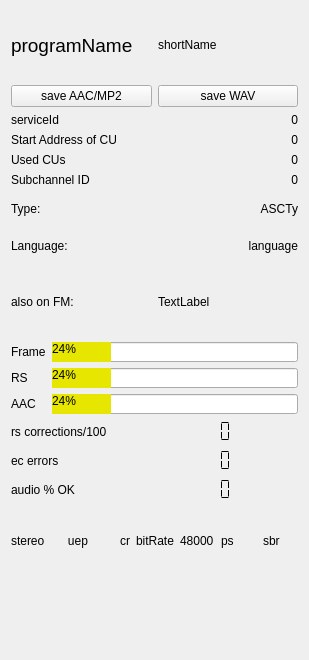
First picture: the form in sources/main/forms-v7/technical_data.ui, repository JvanKatwijk/qt-dab, before the edit.
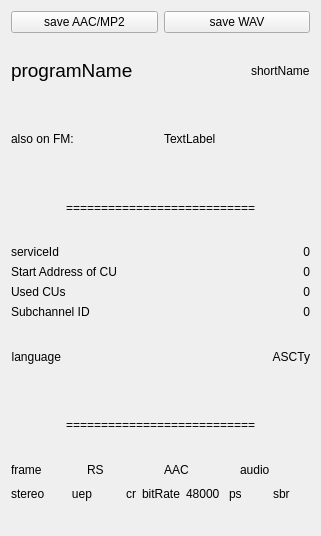
Second picture: the form after the edit. Custom widgets are drawn as their Qt base class.

Commit message: adapted technical window

```diff
--- a/sources/main/forms-v7/technical_data.ui
+++ b/sources/main/forms-v7/technical_data.ui
@@ -6,17 +6,41 @@
    <rect>
     <x>0</x>
     <y>0</y>
-    <width>309</width>
-    <height>660</height>
+    <width>321</width>
+    <height>536</height>
    </rect>
   </property>
   <property name="windowTitle">
    <string>Technical Details</string>
   </property>
-  <layout class="QVBoxLayout" name="verticalLayout">
+  <layout class="QVBoxLayout" name="verticalLayout_2">
    <item>
-    <layout class="QHBoxLayout" name="horizontalLayout_2">
+    <layout class="QHBoxLayout" name="horizontalLayout_6">
      <item>
+      <widget class="smallPushButton" name="framedumpButton">
+       <property name="toolTip">
+        <string>&lt;html&gt;&lt;head/&gt;&lt;body&gt;&lt;p&gt;DAB+ audio services are encoded in an AAC format. &lt;/p&gt;&lt;p&gt;Touching this button will show a menu to store the AAC frames into a file.&lt;/p&gt;&lt;p&gt;As usual, touching the button again will close the output file. Programs like vlc can handle such files.&lt;/p&gt;&lt;/body&gt;&lt;/html&gt;</string>
+       </property>
+       <property name="text">
+        <string>save AAC/MP2</string>
+       </property>
+      </widget>
+     </item>
+     <item>
+      <widget class="smallPushButton" name="audiodumpButton">
+       <property name="toolTip">
+        <string>&lt;html&gt;&lt;head/&gt;&lt;body&gt;&lt;p&gt;The audio output can be saved as a file in uncompressed PCM format. &lt;/p&gt;&lt;p&gt;Touching this button will show a menu to save the PCM data into a file.&lt;/p&gt;&lt;p&gt;The output is a regular &amp;quot;.wav&amp;quot; file which can be handled by many other audio programs.&lt;/p&gt;&lt;/body&gt;&lt;/html&gt;</string>
+       </property>
+       <property name="text">
+        <string>save WAV</string>
+       </property>
+      </widget>
+     </item>
+    </layout>
+   </item>
+   <item>
+    <layout class="QHBoxLayout" name="horizontalLayout_4">
+     <item alignment="Qt::AlignmentFlag::AlignLeft">
       <widget class="QLabel" name="programName">
        <property name="font">
         <font>
@@ -31,7 +55,7 @@
        </property>
       </widget>
      </item>
-     <item>
+     <item alignment="Qt::AlignmentFlag::AlignRight">
       <widget class="QLabel" name="shortnameLabel">
        <property name="text">
         <string>shortName</string>
@@ -41,29 +65,33 @@
     </layout>
    </item>
    <item>
-    <layout class="QHBoxLayout" name="horizontalLayout_4">
+    <layout class="QHBoxLayout" name="horizontalLayout_2">
      <item>
-      <widget class="smallPushButton" name="framedumpButton">
+      <widget class="QLabel" name="fmLabel">
        <property name="toolTip">
         <string>&lt;html&gt;&lt;head/&gt;&lt;body&gt;&lt;p&gt;DAB+ audio services are encoded in an AAC format. &lt;/p&gt;&lt;p&gt;Touching this button will show a menu to store the AAC frames into a file.&lt;/p&gt;&lt;p&gt;As usual, touching the button again will close the output file. Programs like vlc can handle such files.&lt;/p&gt;&lt;/body&gt;&lt;/html&gt;</string>
        </property>
        <property name="text">
-        <string>save AAC/MP2</string>
+        <string>also on FM:</string>
        </property>
       </widget>
      </item>
      <item>
-      <widget class="smallPushButton" name="audiodumpButton">
-       <property name="toolTip">
-        <string>&lt;html&gt;&lt;head/&gt;&lt;body&gt;&lt;p&gt;The audio output can be saved as a file in uncompressed PCM format. &lt;/p&gt;&lt;p&gt;Touching this button will show a menu to save the PCM data into a file.&lt;/p&gt;&lt;p&gt;The output is a regular &amp;quot;.wav&amp;quot; file which can be handled by many other audio programs.&lt;/p&gt;&lt;/body&gt;&lt;/html&gt;</string>
-       </property>
+      <widget class="QLabel" name="fmFrequency">
        <property name="text">
-        <string>save WAV</string>
+        <string>TextLabel</string>
        </property>
       </widget>
      </item>
     </layout>
    </item>
+   <item alignment="Qt::AlignmentFlag::AlignHCenter">
+    <widget class="QLabel" name="label_5">
+     <property name="text">
+      <string>===========================</string>
+     </property>
+    </widget>
+   </item>
    <item>
     <layout class="QFormLayout" name="formLayout_2">
      <item row="0" column="0">
@@ -146,35 +174,8 @@
     </layout>
    </item>
    <item>
-    <layout class="QGridLayout" name="gridLayout_2">
-     <item row="0" column="0">
-      <widget class="QLabel" name="label_8">
-       <property name="text">
-        <string>Type:</string>
-       </property>
-      </widget>
-     </item>
-     <item row="0" column="1">
-      <widget class="QLabel" name="ASCTy">
-       <property name="frameShape">
-        <enum>QFrame::Shape::NoFrame</enum>
-       </property>
-       <property name="text">
-        <string>ASCTy</string>
-       </property>
-       <property name="alignment">
-        <set>Qt::AlignmentFlag::AlignRight|Qt::AlignmentFlag::AlignTrailing|Qt::AlignmentFlag::AlignVCenter</set>
-       </property>
-      </widget>
-     </item>
-     <item row="1" column="0">
-      <widget class="QLabel" name="label_9">
-       <property name="text">
-        <string>Language:</string>
-       </property>
-      </widget>
-     </item>
-     <item row="1" column="1">
+    <layout class="QHBoxLayout" name="horizontalLayout_5">
+     <item alignment="Qt::AlignmentFlag::AlignLeft">
       <widget class="QLabel" name="language">
        <property name="toolTip">
         <string>&lt;html&gt;&lt;head/&gt;&lt;body&gt;&lt;p&gt;Language (defined by provider)&lt;/p&gt;&lt;/body&gt;&lt;/html&gt;</string>
@@ -190,197 +191,72 @@
        </property>
       </widget>
      </item>
+     <item alignment="Qt::AlignmentFlag::AlignRight">
+      <widget class="QLabel" name="ASCTy">
+       <property name="toolTip">
+        <string>&lt;html&gt;&lt;head/&gt;&lt;body&gt;&lt;p&gt;DAB mode, either DAB or DAB+&lt;/p&gt;&lt;/body&gt;&lt;/html&gt;</string>
+       </property>
+       <property name="frameShape">
+        <enum>QFrame::Shape::NoFrame</enum>
+       </property>
+       <property name="text">
+        <string>ASCTy</string>
+       </property>
+       <property name="alignment">
+        <set>Qt::AlignmentFlag::AlignRight|Qt::AlignmentFlag::AlignTrailing|Qt::AlignmentFlag::AlignVCenter</set>
+       </property>
+      </widget>
+     </item>
     </layout>
    </item>
+   <item alignment="Qt::AlignmentFlag::AlignHCenter">
+    <widget class="QLabel" name="label_4">
+     <property name="text">
+      <string>===========================</string>
+     </property>
+    </widget>
+   </item>
+   <item>
+    <layout class="QVBoxLayout" name="verticalLayout">
    <item>
     <layout class="QHBoxLayout" name="horizontalLayout_3">
      <item>
-      <widget class="QLabel" name="fmLabel">
+        <widget class="QLabel" name="frameLabel">
        <property name="toolTip">
         <string>&lt;html&gt;&lt;head/&gt;&lt;body&gt;&lt;p&gt;This DAB service is on FM as well. Feature only used by some DAB services.&lt;/p&gt;&lt;/body&gt;&lt;/html&gt;</string>
        </property>
        <property name="text">
-        <string>also on FM:</string>
+          <string>frame</string>
        </property>
       </widget>
      </item>
      <item>
-      <widget class="QLabel" name="fmFrequency">
-       <property name="text">
-        <string>TextLabel</string>
-       </property>
-      </widget>
-     </item>
-    </layout>
-   </item>
-   <item>
-    <layout class="QGridLayout" name="gridLayout">
-     <item row="2" column="0">
-      <widget class="QLabel" name="aacErrorLabel">
-       <property name="text">
-        <string>AAC</string>
-       </property>
-      </widget>
-     </item>
-     <item row="2" column="2">
-      <widget class="QProgressBar" name="aacError_display">
-       <property name="minimumSize">
-        <size>
-         <width>0</width>
-         <height>0</height>
-        </size>
-       </property>
-       <property name="maximumSize">
-        <size>
-         <width>16777215</width>
-         <height>20</height>
-        </size>
-       </property>
+        <widget class="QLabel" name="rsLabel">
        <property name="toolTip">
-        <string>&lt;html&gt;&lt;head/&gt;&lt;body&gt;&lt;p&gt;Indicator of the success rate of handling the AAC frames in the DAB+ transmissions.&lt;/p&gt;&lt;/body&gt;&lt;/html&gt;</string>
-       </property>
-       <property name="styleSheet">
-        <string notr="true">QProgressBar::chunk { background: #e6e600; }</string>
-       </property>
-       <property name="value">
-        <number>24</number>
-       </property>
-      </widget>
-     </item>
-     <item row="0" column="2">
-      <widget class="QProgressBar" name="frameError_display">
-       <property name="minimumSize">
-        <size>
-         <width>0</width>
-         <height>0</height>
-        </size>
-       </property>
-       <property name="maximumSize">
-        <size>
-         <width>16777215</width>
-         <height>20</height>
-        </size>
-       </property>
-       <property name="toolTip">
-        <string>&lt;html&gt;&lt;head/&gt;&lt;body&gt;&lt;p&gt;Frame errors. Indication of the quality of the DAB+ frame detection. 100 is good.&lt;/p&gt;&lt;/body&gt;&lt;/html&gt;</string>
-       </property>
-       <property name="styleSheet">
-        <string notr="true">QProgressBar::chunk { background: #e6e600; }</string>
-       </property>
-       <property name="value">
-        <number>24</number>
-       </property>
-      </widget>
-     </item>
-     <item row="0" column="0" colspan="2">
-      <widget class="QLabel" name="frameErrorLabel">
-       <property name="text">
-        <string>Frame</string>
-       </property>
-      </widget>
-     </item>
-     <item row="1" column="2">
-      <widget class="QProgressBar" name="rsError_display">
-       <property name="minimumSize">
-        <size>
-         <width>0</width>
-         <height>0</height>
-        </size>
-       </property>
-       <property name="maximumSize">
-        <size>
-         <width>16777215</width>
-         <height>20</height>
-        </size>
-       </property>
-       <property name="toolTip">
-        <string>&lt;html&gt;&lt;head/&gt;&lt;body&gt;&lt;p&gt;Quality of the DAB+ frames. &lt;/p&gt;&lt;p&gt;Indicator for the amount of times meaning the frames contain more errors than the Reed Solomon correction can correct. &lt;/p&gt;&lt;p&gt;100 is good.&lt;/p&gt;&lt;/body&gt;&lt;/html&gt;</string>
-       </property>
-       <property name="styleSheet">
-        <string notr="true">QProgressBar::chunk { background: #e6e600; }</string>
-       </property>
-       <property name="value">
-        <number>24</number>
-       </property>
-      </widget>
-     </item>
-     <item row="1" column="0" colspan="2">
-      <widget class="QLabel" name="rsErrorLabel">
+          <string>&lt;html&gt;&lt;head/&gt;&lt;body&gt;&lt;p&gt;RS turns green if (most of the) RS error decoding succeeds. The RS decoding takes place on the input frames, and outputs the AAC frames for further decoding.&lt;/p&gt;&lt;/body&gt;&lt;/html&gt;</string>
+         </property>
        <property name="text">
         <string>RS</string>
        </property>
       </widget>
      </item>
-    </layout>
-   </item>
    <item>
-    <layout class="QFormLayout" name="formLayout">
-     <item row="0" column="0">
-      <widget class="QLabel" name="label_4">
+        <widget class="QLabel" name="aacLabel">
        <property name="toolTip">
         <string>&lt;html&gt;&lt;head/&gt;&lt;body&gt;&lt;p&gt;The average number of corrections by the Reed Solomon procedure. The RS procesure is able to fix up to 5 erroneous bytes in a segment of 110 bytes.&lt;/p&gt;&lt;p&gt;The number tells how many errors were fiixed per 100 frames&lt;/p&gt;&lt;/body&gt;&lt;/html&gt;</string>
        </property>
        <property name="text">
-        <string>rs corrections/100</string>
+          <string>AAC</string>
        </property>
       </widget>
      </item>
-     <item row="0" column="1">
-      <widget class="QLCDNumber" name="rsCorrections">
+       <item>
+        <widget class="QLabel" name="audioLabel_text">
        <property name="toolTip">
-        <string>The number of corrections made by the reed-solomon algorithm over 10 DAB+ frames (so the number does not relate to the classic DAB/MP2 frames)</string>
-       </property>
-       <property name="frameShape">
-        <enum>QFrame::Shape::NoFrame</enum>
-       </property>
-       <property name="segmentStyle">
-        <enum>QLCDNumber::SegmentStyle::Flat</enum>
-       </property>
-      </widget>
-     </item>
-     <item row="1" column="0">
-      <widget class="QLabel" name="label_11">
-       <property name="toolTip">
-        <string>&lt;html&gt;&lt;head/&gt;&lt;body&gt;&lt;p&gt;The RS procedure will try to fix errors. However, if the parity bits are erroneous then there might be a problem. That is why - after the RS procedure a CRC check is performed on the data. The number of remaining errors is sjpwn here&lt;/p&gt;&lt;/body&gt;&lt;/html&gt;</string>
-       </property>
+          <string>&lt;html&gt;&lt;head/&gt;&lt;body&gt;&lt;p&gt;Indicator telling - if green - that audio is send to the soundcard&lt;/p&gt;&lt;/body&gt;&lt;/html&gt;</string>
+         </property>
        <property name="text">
-        <string>ec errors </string>
-       </property>
-      </widget>
-     </item>
-     <item row="1" column="1">
-      <widget class="QLCDNumber" name="ecCorrections">
-       <property name="toolTip">
-        <string>&lt;html&gt;&lt;head/&gt;&lt;body&gt;&lt;p&gt;RS decoding/recovery uses parity bits. If, however, a parity bit is faulty, recovery of errors may lead to introducing errors. The crc check following the recovery should reveal that.&lt;/p&gt;&lt;/body&gt;&lt;/html&gt;</string>
-       </property>
-       <property name="frameShape">
-        <enum>QFrame::Shape::NoFrame</enum>
-       </property>
-       <property name="segmentStyle">
-        <enum>QLCDNumber::SegmentStyle::Flat</enum>
-       </property>
-      </widget>
-     </item>
-     <item row="2" column="0">
-      <widget class="QLabel" name="missedLabel">
-       <property name="toolTip">
-        <string>&lt;html&gt;&lt;head/&gt;&lt;body&gt;&lt;p&gt;The output hanfler expects 48000 two channel samples per second. If - for whatever reason - the amount actually delivered is less, the missing samples will be compensated for by NULL samples, and the percentage will be lower than 100&lt;/p&gt;&lt;/body&gt;&lt;/html&gt;</string>
-       </property>
-       <property name="text">
-        <string>audio % OK</string>
-       </property>
-      </widget>
-     </item>
-     <item row="2" column="1">
-      <widget class="QLCDNumber" name="missedSamples">
-       <property name="toolTip">
-        <string>&lt;html&gt;&lt;head/&gt;&lt;body&gt;&lt;p&gt;The audiohandler runs with its own clock. If less than the requested number of&lt;/p&gt;&lt;p&gt;audiosamples is passed on, the percentage = shown here - will drop accordingly.&lt;/p&gt;&lt;/body&gt;&lt;/html&gt;</string>
-       </property>
-       <property name="frameShape">
-        <enum>QFrame::Shape::NoFrame</enum>
-       </property>
-       <property name="segmentStyle">
-        <enum>QLCDNumber::SegmentStyle::Flat</enum>
+          <string>audio</string>
        </property>
       </widget>
      </item>
@@ -466,6 +342,8 @@
       </size>
      </property>
     </widget>
+     </item>
+    </layout>
    </item>
   </layout>
  </widget>
```
Left out of the diff: 24 changed lines with no effect on the pictures. Lines whose indentation alone changed are shown as unchanged. The commit also changes 7 other files.
